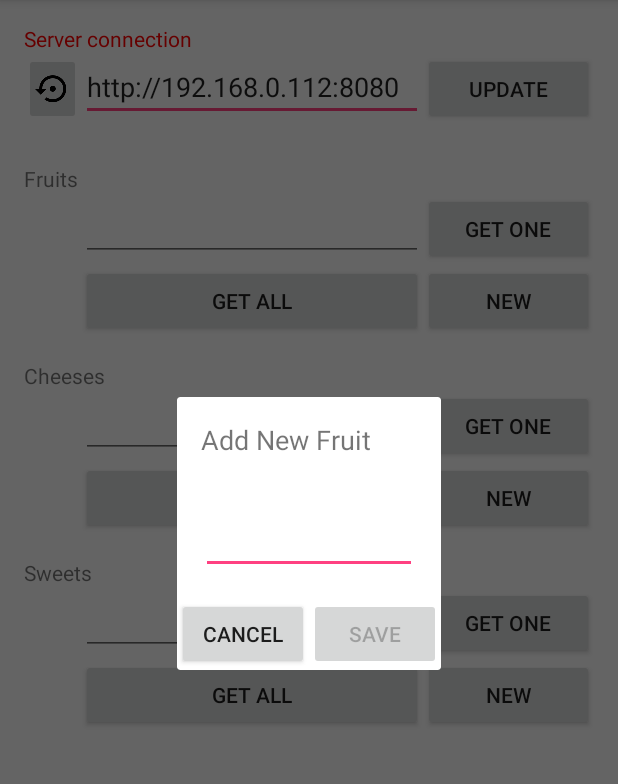
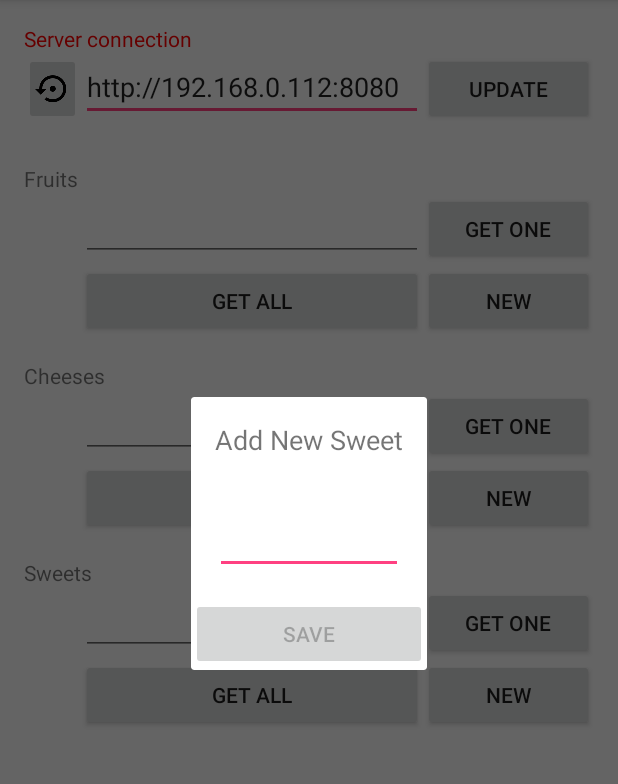
Before and after one commit to ovicon/FoodTavern, an Android app: the fragment AddNewSweetDialogFragment placed in its activity, on a phone screen of 412 x 824 dp, the part 84-868 px from its top. Run offline under Robolectric (Android 15) with nearby library versions, the phone set to English and light mode, and no system bars; our stand-ins replace ButterKnife.

Commit message:
Finished implementation

```diff
--- a/android-application/application/src/main/java/ro/ovidiuconeac/foodtavern/androidapp/features/food/mvp/view/dialogs/AddNewCheeseDialogFragment.java
+++ b/android-application/application/src/main/java/ro/ovidiuconeac/foodtavern/androidapp/features/food/mvp/view/dialogs/AddNewCheeseDialogFragment.java
@@ -55,7 +55,6 @@ public final class AddNewCheeseDialogFragment extends DialogFragment {
                 }
             }
         });
-        v.findViewById(R.id.cancel).setOnClickListener(e -> dismiss());
         save = (Button) v.findViewById(R.id.save);
         save.setOnClickListener(e -> {
             view.requestAddNewCheese(new Cheese(name.getText().toString()));
--- a/android-application/application/src/main/java/ro/ovidiuconeac/foodtavern/androidapp/features/food/mvp/view/dialogs/AddNewFruitDialogFragment.java
+++ b/android-application/application/src/main/java/ro/ovidiuconeac/foodtavern/androidapp/features/food/mvp/view/dialogs/AddNewFruitDialogFragment.java
@@ -55,7 +55,6 @@ public final class AddNewFruitDialogFragment extends DialogFragment {
                 }
             }
         });
-        v.findViewById(R.id.cancel).setOnClickListener(e -> dismiss());
         save = (Button) v.findViewById(R.id.save);
         save.setOnClickListener(e -> {
             view.requestAddNewFruit(new Fruit(name.getText().toString()));
--- a/android-application/application/src/main/java/ro/ovidiuconeac/foodtavern/androidapp/features/food/mvp/view/dialogs/AddNewSweetDialogFragment.java
+++ b/android-application/application/src/main/java/ro/ovidiuconeac/foodtavern/androidapp/features/food/mvp/view/dialogs/AddNewSweetDialogFragment.java
@@ -55,7 +55,6 @@ public final class AddNewSweetDialogFragment extends DialogFragment {
                 }
             }
         });
-        v.findViewById(R.id.cancel).setOnClickListener(e -> dismiss());
         save = (Button) v.findViewById(R.id.save);
         save.setOnClickListener(e -> {
             view.requestAddNewSweet(new Sweet(name.getText().toString()));
--- a/android-application/application/src/main/java/ro/ovidiuconeac/foodtavern/androidapp/features/food/rest/RestServiceApi.java
+++ b/android-application/application/src/main/java/ro/ovidiuconeac/foodtavern/androidapp/features/food/rest/RestServiceApi.java
@@ -37,7 +37,7 @@ public interface RestServiceApi {
     Call<List<Cheese>> getAllCheeses();
 
     @PUT("food/cheeses/new")
-    Call<Boolean> putNewCheese(Cheese cheese);
+    Call<Boolean> putNewCheese(@Body Cheese cheese);
 
     @GET("food/sweets/random")
     Call<Sweet> getSweet();
@@ -46,5 +46,5 @@ public interface RestServiceApi {
     Call<List<Sweet>> getAllSweets();
 
     @PUT("food/sweets/new")
-    Call<Boolean> putNewSweet(Sweet sweet);
+    Call<Boolean> putNewSweet(@Body Sweet sweet);
 }
--- a/android-application/application/src/main/res/layout/fragment_dialog_add_new_sweet.xml
+++ b/android-application/application/src/main/res/layout/fragment_dialog_add_new_sweet.xml
@@ -8,7 +8,7 @@
         android:layout_height="wrap_content"
         android:layout_margin="@dimen/dialog_title_margin"
         android:id="@+id/dialog_title"
-        android:text="@string/dialog_title_add_new_fruit"
+        android:text="@string/dialog_title_add_new_sweet"
         android:textSize="@dimen/dialog_title_size"
         android:textStyle="normal" />
 
@@ -20,26 +20,11 @@
         android:textSize="@dimen/dialog_title_size"
         android:textStyle="normal" />
 
-    <LinearLayout
+    <Button
         android:layout_width="match_parent"
         android:layout_height="wrap_content"
-        android:orientation="horizontal">
-
-        <Button
-            android:layout_width="0dp"
-            android:layout_height="wrap_content"
-            android:layout_weight="0.5"
-            android:id="@+id/cancel"
-            android:text="@string/cancel" />
-
-        <Button
-            android:layout_width="0dp"
-            android:layout_height="wrap_content"
-            android:layout_weight="0.5"
-            android:enabled="false"
-            android:id="@+id/save"
-            android:text="@string/save" />
-
-    </LinearLayout>
+        android:enabled="false"
+        android:id="@+id/save"
+        android:text="@string/save" />
 
 </LinearLayout>
```
Also changed, not shown: android-application/application/src/main/java/ro/ovidiuconeac/foodtavern/androidapp/features/food/mvp/presenter/FoodPresenterImpl.java (+12 -6 lines), android-application/application/src/main/java/ro/ovidiuconeac/foodtavern/androidapp/features/food/mvp/view/FoodActivity.java (+6 -18 lines), android-application/application/src/main/res/layout/fragment_dialog_add_new_cheese.xml (+4 -19 lines), android-application/application/src/main/res/layout/fragment_dialog_add_new_fruit.xml (+4 -19 lines).
